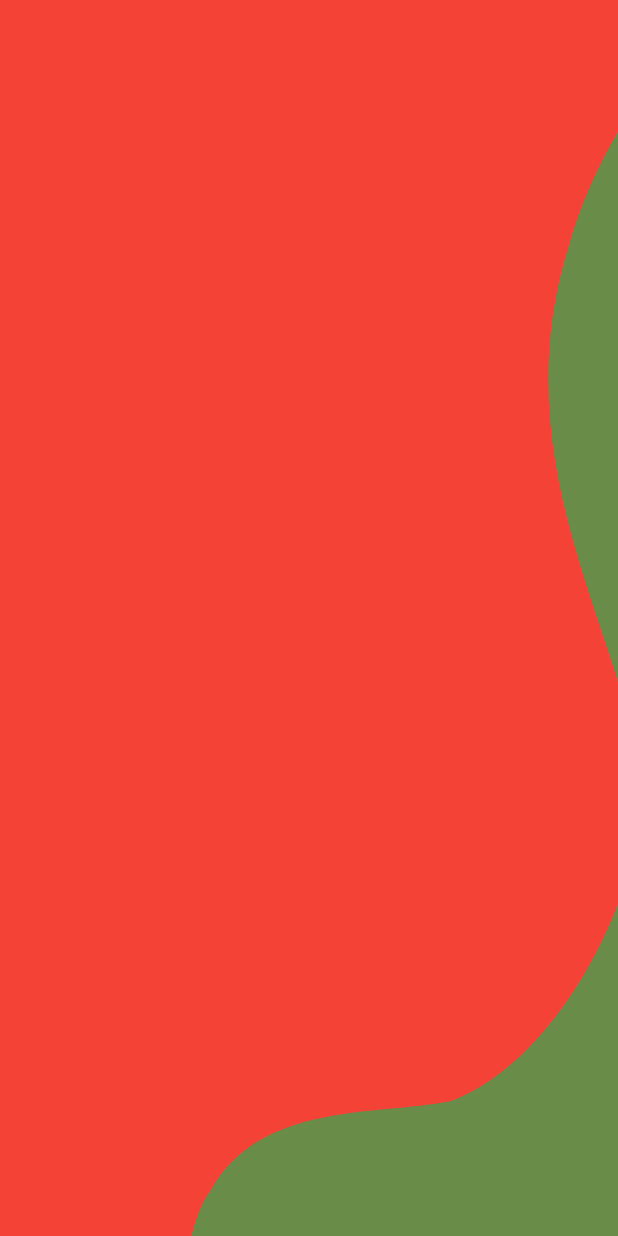
After one commit to drmilde/bottom_sheet, a Flutter app: the screen it shows after launch, after a tap on "SVG to Flutter Screen", on a phone screen of 412 x 824 dp. The commit adds this screen. Run offline on Flutter 3.47's test engine with Material 2 defaults, Android fonts, the phone set to English and light mode, and no system bars; our stand-ins replace flutter_svg, flutter_svg_provider, modal_bottom_sheet; network calls fail.

Commit message:
weitere varianten von SVG einbindung

```diff
--- a/lib/main.dart
+++ b/lib/main.dart
@@ -12,6 +12,7 @@ class MyApp extends StatelessWidget {
   @override
   Widget build(BuildContext context) {
     return MaterialApp(
+      debugShowCheckedModeBanner: false,
       title: 'Flutter Demo',
       theme: ThemeData(
         primarySwatch: Colors.blue,
--- a/lib/screens/background_svg_screen.dart
+++ b/lib/screens/background_svg_screen.dart
@@ -10,7 +10,7 @@ class BackgroundSvgScreen extends StatelessWidget {
       body: Container(
         height: MediaQuery.of(context).size.height,
         width: MediaQuery.of(context).size.width,
-        child: SvgPicture.asset("assets/images/path388.svg"),
+        child: SvgPicture.asset("assets/images/path448.svg"),
       ),
     );
   }
--- a/lib/screens/start_screen.dart
+++ b/lib/screens/start_screen.dart
@@ -2,6 +2,8 @@ import 'dart:ui';
 
 import 'package:bottom_sheet/screens/background_svg_screen.dart';
 import 'package:bottom_sheet/screens/modal_bottom_sheet_screen.dart';
+import 'package:bottom_sheet/screens/svg_provider_screen.dart';
+import 'package:bottom_sheet/screens/svg_to_flutter_screen.dart';
 import 'package:flutter/material.dart';
 
 class StartScreen extends StatelessWidget {
@@ -26,13 +28,13 @@ class StartScreen extends StatelessWidget {
               ),
               _buildPurpleButton(
                 context,
-                screen: ModalBottomSheetScreen(),
-                text: "Modal Bottom Sheet",
+                screen: SVGToFlutterScreen(),
+                text: "SVG to Flutter Screen",
               ),
               _buildPurpleButton(
                 context,
-                screen: ModalBottomSheetScreen(),
-                text: "Modal Bottom Sheet",
+                screen: SVGProviderScreen(),
+                text: "SVG Provider",
               ),
               _buildPurpleButton(
                 context,
--- /dev/null
+++ b/lib/screens/svg_to_flutter_screen.dart
@@ -0,0 +1,40 @@
+import 'package:bottom_sheet/widgets/my_painter.dart';
+import 'package:flutter/material.dart';
+
+class SVGToFlutterScreen extends StatelessWidget {
+  const SVGToFlutterScreen({Key? key}) : super(key: key);
+
+  @override
+  Widget build(BuildContext context) {
+    return Scaffold(
+      body: Stack(
+        children: <Widget>[
+          /*
+          Align(
+              alignment: Alignment.topLeft,
+              child: CustomPaint(
+                  painter: HeaderPainter(),
+                  child: SizedBox(
+                      width: MediaQuery.of(context).size.width, height: 300))),
+
+           */
+          Container(
+            width: double.infinity,
+            height: 1000,
+            color: Colors.red,
+          ),
+          Positioned(
+              bottom: 0,
+              left: 0,
+              child: CustomPaint(
+                  painter: MyPainter(),
+                  child: SizedBox(
+                    width: MediaQuery.of(context).size.width,
+                    //height: MediaQuery.of(context).size.height,
+                    height: 1000,
+                  ))),
+        ],
+      ),
+    );
+  }
+}
--- /dev/null
+++ b/lib/widgets/my_painter.dart
@@ -0,0 +1,35 @@
+import 'package:flutter/material.dart';
+
+class MyPainter extends CustomPainter {
+  @override
+  void paint(Canvas canvas, Size size) {
+    Paint paint = Paint();
+    Path path = Path();
+
+    // Path number 1
+
+    paint.color = Color(0xff698c49);
+    path = Path();
+    path.lineTo(size.width * 1.28, size.height * 0.13);
+    path.cubicTo(size.width * 1.28, size.height * 0.13, size.width,
+        size.height * 0.22, size.width * 0.92, size.height * 0.34);
+    path.cubicTo(size.width * 0.79, size.height * 0.51, size.width * 1.09,
+        size.height * 0.64, size.width * 1.03, size.height * 0.74);
+    path.cubicTo(size.width * 0.98, size.height * 0.82, size.width * 0.86,
+        size.height * 0.89, size.width * 0.73, size.height * 0.91);
+    path.cubicTo(size.width * 0.61, size.height * 0.92, size.width * 0.42,
+        size.height * 0.91, size.width * 0.34, size.height * 0.97);
+    path.cubicTo(size.width * 0.28, size.height, size.width * 0.28,
+        size.height * 1.13, size.width * 0.28, size.height * 1.13);
+    path.cubicTo(size.width * 0.28, size.height * 1.13, size.width * 1.28,
+        size.height * 1.13, size.width * 1.28, size.height * 1.13);
+    path.cubicTo(size.width * 1.28, size.height * 1.13, size.width * 1.28,
+        size.height * 0.13, size.width * 1.28, size.height * 0.13);
+    canvas.drawPath(path, paint);
+  }
+
+  @override
+  bool shouldRepaint(CustomPainter oldDelegate) {
+    return true;
+  }
+}
--- a/pubspec.yaml
+++ b/pubspec.yaml
@@ -38,6 +38,7 @@ dependencies:
   cupertino_icons: ^1.0.2
   modal_bottom_sheet: ^2.1.2
   flutter_svg: ^1.1.6
+  flutter_svg_provider: ^1.0.3
 
 dev_dependencies:
   flutter_test:
```
Also changed, not shown: lib/screens/svg_provider_screen.dart (added, +66 -0 lines), assets/images/path448.svg (added), pubspec.lock.
